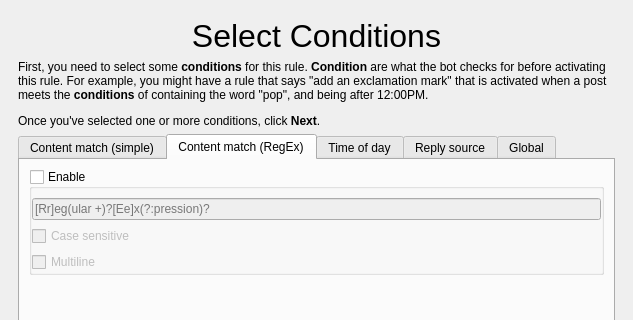
The window that gui/wzd_createrule.ui (Lynnesbian/OldFediBooks) describes before a commit, drawn with Qt 5; both pictures show x 0 to 633 and y 0 to 320 of the 633 by 487 pixel window.
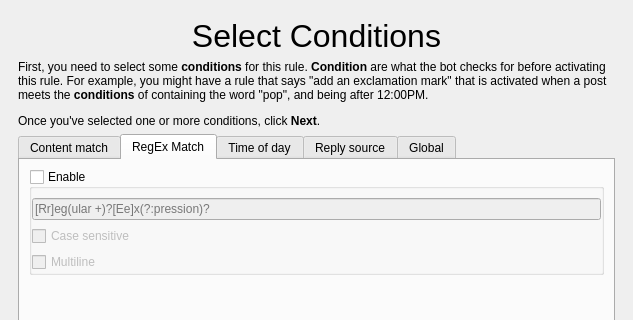
The same window after the commit. The open tabs and pages were chosen to show the change. Icons and pictures are not drawn.

Commit message: replaced "content match (simple)" and "content match (regex)" with "content match" and "regex" respectively

```diff
--- a/gui/wzd_createrule.ui
+++ b/gui/wzd_createrule.ui
@@ -155,7 +155,7 @@
           </property>
           <widget class="QWidget" name="tab">
            <attribute name="title">
-            <string>Content match (simple)</string>
+            <string>Content match</string>
            </attribute>
            <layout class="QVBoxLayout" name="verticalLayout_4">
             <item>
@@ -220,7 +220,7 @@
           </widget>
           <widget class="QWidget" name="tab_2">
            <attribute name="title">
-            <string>Content match (RegEx)</string>
+            <string>RegEx Match</string>
            </attribute>
            <layout class="QVBoxLayout" name="verticalLayout_5">
             <item>
```
Left out of the diff: 2 changed lines with no effect on the pictures.
